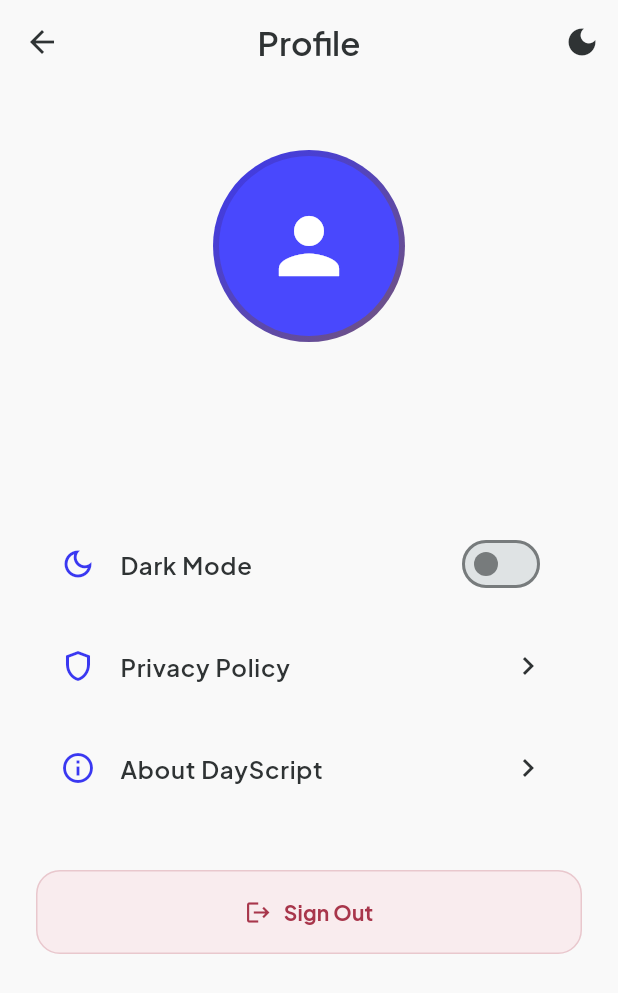
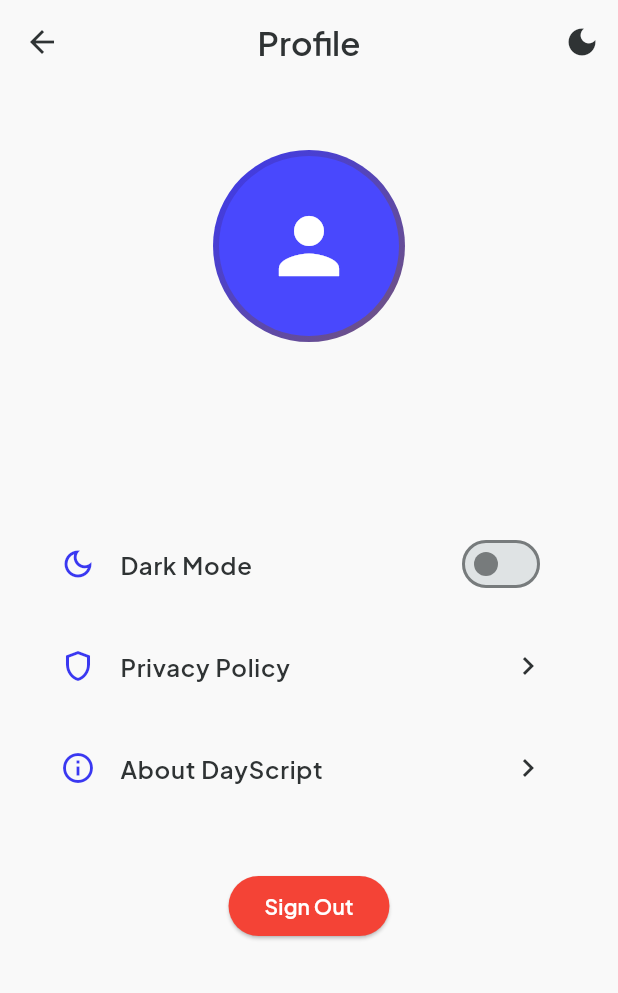
Before and after one commit to Sakibisthedeveloper/dayscript, a Flutter app: the screen it shows once a user with an empty profile is signed in, after a tap on the "person" icon, on a phone screen of 412 x 824 dp. Shown: the top 993 px of the screen. Run offline on Flutter 3.47's test engine with Material 3 defaults, Android fonts, the phone set to English and light mode, and no system bars; our stand-ins replace cloud_firestore, equatable, firebase_auth, firebase_core, flutter_bloc, go_router and 7 more; accounts and stored records are empty.

Commit message:
fix: resolve build errors in main, theme, and profile
- Updated profile_screen to completely replace the Sign Out button with a generic ElevatedButton block.
- Removed const from GoRoute configurations in main.dart to prevent "Not a constant expression" errors.
- Verified missing imports were already present in main.dart.
- Verified CardThemeData was already used in app_theme.dart.

Co-authored-by: Sakibisthedeveloper <263846221+Sakibisthedeveloper@users.noreply.github.com>

```diff
--- a/lib/main.dart
+++ b/lib/main.dart
@@ -124,7 +124,7 @@ class _DayScriptAppState extends State<DayScriptApp> {
         ),
         GoRoute(
           path: '/profile',
-          pageBuilder: (context, state) => const CustomTransitionPage(
+          pageBuilder: (context, state) => CustomTransitionPage(
             child: ProfileScreen(),
             transitionsBuilder: _fadeTransition,
           ),
--- a/lib/presentation/screens/profile_screen.dart
+++ b/lib/presentation/screens/profile_screen.dart
@@ -101,29 +101,13 @@ class ProfileScreen extends StatelessWidget {
                   onTap: () {},
                 ),
                 const SizedBox(height: 40),
-                SizedBox(
-                  width: double.infinity,
-                  height: 56,
-                  child: ElevatedButton(
-                    onPressed: () => _showSignOutDialog(context),
-                    style: ElevatedButton.styleFrom(
-                      backgroundColor: colors.errorContainer.withValues(alpha: 0.1),
-                      foregroundColor: colors.error,
-                      elevation: 0,
-                      shape: RoundedRectangleBorder(
-                        borderRadius: BorderRadius.circular(16),
-                        side: BorderSide(color: colors.error.withValues(alpha: 0.2)),
-                      ),
-                    ),
-                    child: const Row(
-                      mainAxisAlignment: MainAxisAlignment.center,
-                      children: [
-                        Icon(Icons.logout),
-                        SizedBox(width: 8),
-                        Text('Sign Out', style: TextStyle(fontWeight: FontWeight.bold)),
-                      ],
-                    ),
+                ElevatedButton(
+                  onPressed: () => _showSignOutDialog(context),
+                  style: ElevatedButton.styleFrom(
+                    backgroundColor: Colors.red,
+                    foregroundColor: Colors.white,
                   ),
+                  child: const Text('Sign Out'),
                 ),
               ],
             ),
```
